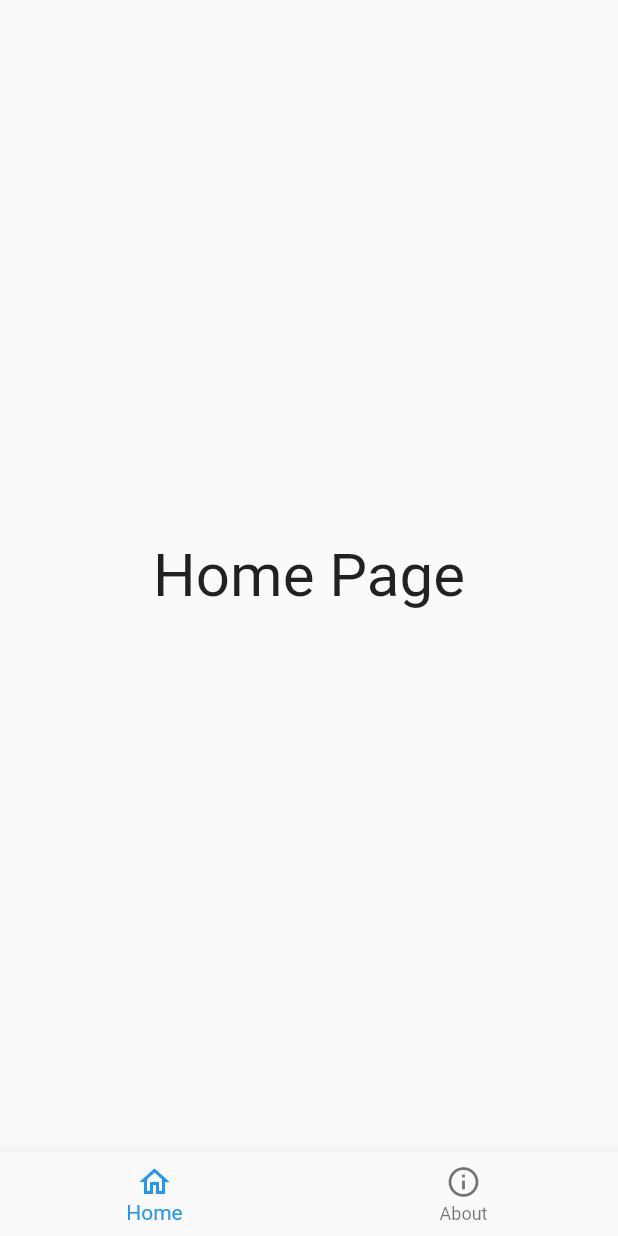
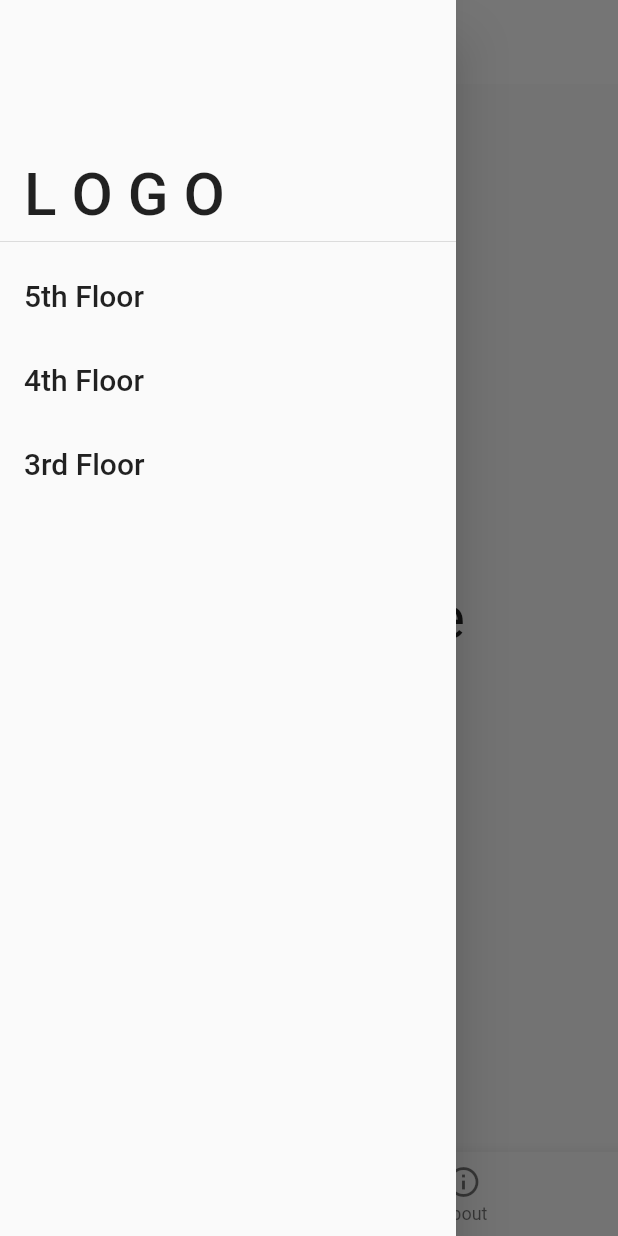
Before and after one commit to JooYoo/flutter-notMyDesk, a Flutter app: the screen it shows after launch, with the side drawer open (before the commit the screen has no drawer), on a phone screen of 412 x 824 dp. Run offline on Flutter 3.47's test engine with Material 2 defaults, Android fonts, the phone set to English and light mode, and no system bars.

Commit message:
style: basic side-nav

```diff
--- a/lib/main.dart
+++ b/lib/main.dart
@@ -1,6 +1,7 @@
 import 'package:flutter/material.dart';
 import 'package:flutter_not_my_desk/pages/about_page.dart';
 import 'package:flutter_not_my_desk/pages/home_page.dart';
+import 'package:flutter_not_my_desk/widgets/side_nav.dart';
 
 void main() {
   runApp(const MyApp());
@@ -40,12 +41,19 @@ class _NavBarState extends State<NavBar> {
     });
   }
 
-  // collect of pages
+  // collection of pages
   final List<Widget> _pages = [const HomePage(), const AboutPage()];
 
   @override
   Widget build(BuildContext context) {
     return Scaffold(
+      appBar: AppBar(
+        title: const Text("3rd Floor"),
+        backgroundColor: Colors.white,
+        foregroundColor: Colors.black,
+        elevation: 0,
+      ),
+      drawer: SideDrawer(),
       body: _pages[_selectedIndex],
       bottomNavigationBar: BottomNavigationBar(
         currentIndex: _selectedIndex,
--- /dev/null
+++ b/lib/widgets/side_nav.dart
@@ -0,0 +1,62 @@
+import 'package:flutter/material.dart';
+
+class SideDrawer extends StatefulWidget {
+  const SideDrawer({
+    Key? key,
+  }) : super(key: key);
+
+  @override
+  State<SideDrawer> createState() => _SideDrawerState();
+}
+
+class _SideDrawerState extends State<SideDrawer> {
+  @override
+  Widget build(BuildContext context) {
+    return Drawer(
+      child: ListView(
+        // ignore: prefer_const_literals_to_create_immutables
+        children: [
+          const DrawerHeader(
+            child: Align(
+              alignment: Alignment.bottomLeft,
+              child: Text(
+                'L O G O',
+                style: TextStyle(fontSize: 40),
+              ),
+            ),
+          ),
+          ListTile(
+            // ignore: prefer_const_constructors
+            title: Text(
+              '5th Floor',
+              style: const TextStyle(fontSize: 20),
+            ),
+            onTap: () {
+              print("selected 5th");
+            },
+          ),
+          ListTile(
+            // ignore: prefer_const_constructors
+            title: Text(
+              '4th Floor',
+              style: const TextStyle(fontSize: 20),
+            ),
+            onTap: () {
+              print("selected 4th");
+            },
+          ),
+          ListTile(
+            // ignore: prefer_const_constructors
+            title: Text(
+              '3rd Floor',
+              style: const TextStyle(fontSize: 20),
+            ),
+            onTap: () {
+              print("selected 3rd");
+            },
+          ),
+        ],
+      ),
+    );
+  }
+}
```
